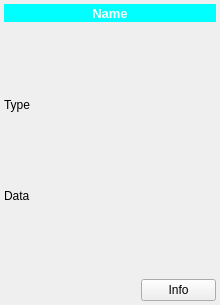
Old version of the form spinetoolbox/ui/subwindow_view.ui in the repository spine-tools/Spine-Toolbox.
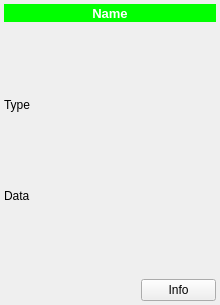
New version of the form.

```diff
--- a/spinetoolbox/ui/subwindow_view.ui
+++ b/spinetoolbox/ui/subwindow_view.ui
@@ -98,7 +98,7 @@
       </font>
      </property>
      <property name="styleSheet">
-      <string notr="true">background-color: rgb(0, 255, 255);
+      <string notr="true">background-color: rgb(0, 255, 0);
 color: rgb(255, 255, 255);</string>
      </property>
      <property name="text">
```
